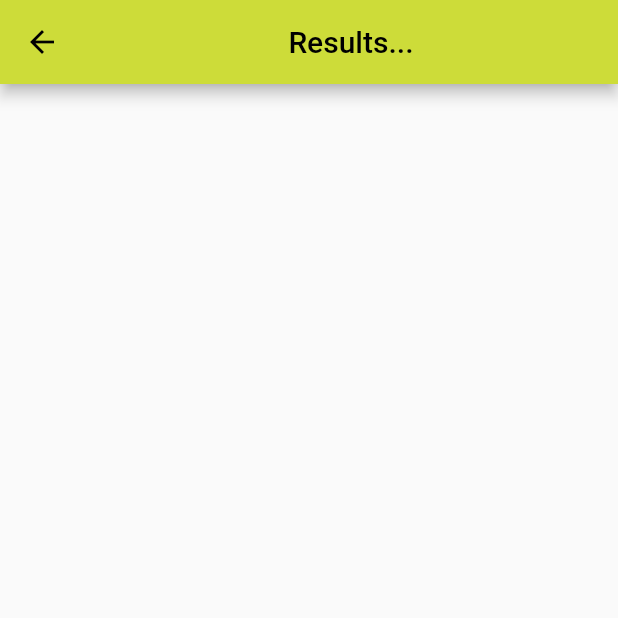
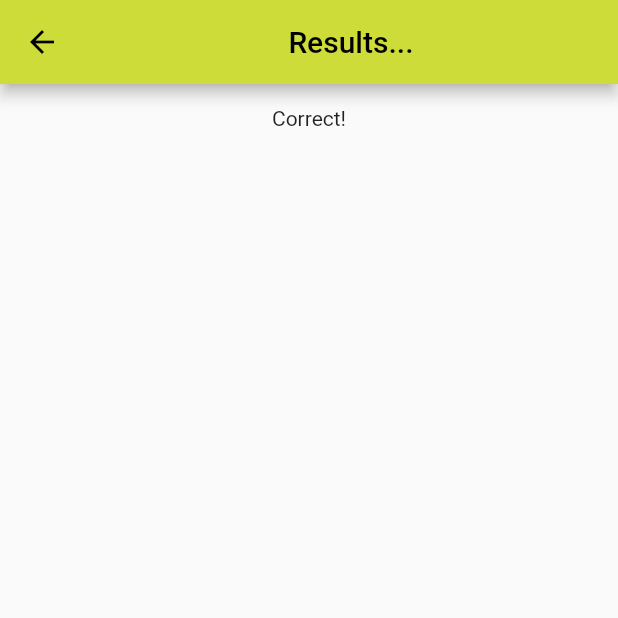
Before and after one commit to shaycraft/flutter-hello-world, a Flutter app: the screen it shows after launch, after a tap on "Yes?", on a phone screen of 412 x 824 dp, the top half of it. Run offline on Flutter 3.47's test engine with Material 2 defaults, Android fonts, the phone set to English and light mode, and no system bars.

Commit message:
feat: adds passing state values in route

```diff
--- a/lib/first_route.dart
+++ b/lib/first_route.dart
@@ -20,13 +20,18 @@ class FirstRoute extends StatelessWidget {
                         Navigator.push(
                             context,
                             MaterialPageRoute(
-                                builder: (context) => const SecondRoute()));
+                                builder: (context) =>
+                                    const SecondRoute('Correct!')));
                       },
                       child: const Text('Yes?'),
                     ),
                     ElevatedButton(
                         onPressed: () => {
-                              // _currentForm = resultForm;
+                              Navigator.push(
+                                  context,
+                                  MaterialPageRoute(
+                                      builder: (context) =>
+                                          const SecondRoute('WRONG!!!!!!')))
                             },
                         child: const Text('No'))
                   ],
--- a/lib/second_route.dart
+++ b/lib/second_route.dart
@@ -1,12 +1,27 @@
 import 'package:flutter/material.dart';
 
-class SecondRoute extends StatelessWidget {
-  const SecondRoute({super.key});
-
+class SecondRouteState extends State<SecondRoute> {
   @override
   Widget build(BuildContext context) {
     return Scaffold(
-      appBar: AppBar(title: const Center(child: Text('Results...'))),
-    );
+        appBar: AppBar(
+          title: const Center(child: Text('Results...')),
+        ),
+        body: Padding(
+          padding: const EdgeInsets.all(15.0),
+          child: ListView(
+            children: [Center(child: Text(widget.mainText))],
+          ),
+        ));
   }
 }
+
+class SecondRoute extends StatefulWidget {
+  final String mainText;
+
+  // const SecondRoute({super.key, this.mainText});
+  const SecondRoute(this.mainText, {super.key});
+
+  @override
+  State<StatefulWidget> createState() => SecondRouteState();
+}
```
